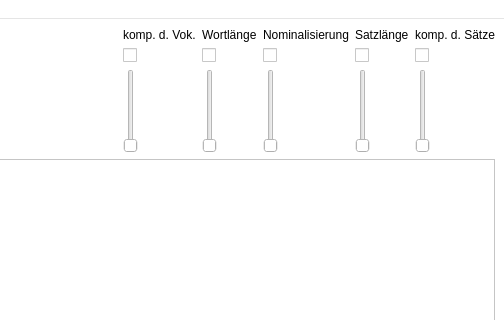
First picture: the form in src/ui/ui_files/testview.ui, repository Zarnosch/AVaAoMDTV, before the edit; both pictures show x 430 to 934 and y 0 to 320 of the 934 by 859 pixel window.
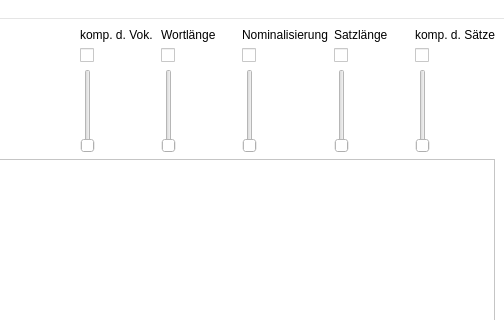
Second picture: the form after the edit.

Commit message: fixed a bugg with the checkbox and the slider have the same space between each other

```diff
--- a/src/ui/ui_files/testview.ui
+++ b/src/ui/ui_files/testview.ui
@@ -484,15 +484,20 @@
         </property>
         <item row="0" column="3">
          <widget class="QLabel" name="labelWortlaenge">
-          <property name="text">
-           <string>Wortlänge</string>
+          <property name="sizePolicy">
+           <sizepolicy hsizetype="Fixed" vsizetype="Preferred">
+            <horstretch>0</horstretch>
+            <verstretch>0</verstretch>
+           </sizepolicy>
           </property>
-         </widget>
-        </item>
-        <item row="0" column="4">
-         <widget class="QLabel" name="labelNom">
+          <property name="minimumSize">
+           <size>
+            <width>75</width>
+            <height>0</height>
+           </size>
+          </property>
           <property name="text">
-           <string>Nominalisierung</string>
+           <string>Wortlänge </string>
           </property>
          </widget>
         </item>
@@ -568,6 +573,18 @@
         </item>
         <item row="0" column="1">
          <widget class="QLabel" name="labelKompVok">
+          <property name="sizePolicy">
+           <sizepolicy hsizetype="Fixed" vsizetype="Preferred">
+            <horstretch>0</horstretch>
+            <verstretch>0</verstretch>
+           </sizepolicy>
+          </property>
+          <property name="minimumSize">
+           <size>
+            <width>75</width>
+            <height>0</height>
+           </size>
+          </property>
           <property name="text">
            <string>komp. d. Vok.</string>
           </property>
@@ -588,6 +605,18 @@
         </item>
         <item row="0" column="5">
          <widget class="QLabel" name="labelSatzlaenge">
+          <property name="sizePolicy">
+           <sizepolicy hsizetype="Fixed" vsizetype="Preferred">
+            <horstretch>0</horstretch>
+            <verstretch>0</verstretch>
+           </sizepolicy>
+          </property>
+          <property name="minimumSize">
+           <size>
+            <width>75</width>
+            <height>0</height>
+           </size>
+          </property>
           <property name="text">
            <string>Satzlänge</string>
           </property>
@@ -626,6 +655,25 @@
           </property>
          </widget>
         </item>
+        <item row="0" column="4">
+         <widget class="QLabel" name="labelNom">
+          <property name="sizePolicy">
+           <sizepolicy hsizetype="Fixed" vsizetype="Preferred">
+            <horstretch>0</horstretch>
+            <verstretch>0</verstretch>
+           </sizepolicy>
+          </property>
+          <property name="minimumSize">
+           <size>
+            <width>75</width>
+            <height>0</height>
+           </size>
+          </property>
+          <property name="text">
+           <string>Nominalisierung</string>
+          </property>
+         </widget>
+        </item>
        </layout>
       </item>
      </layout>
```
Left out of the diff: 12 changed lines with no effect on the pictures. The commit also changes 3 other files.
